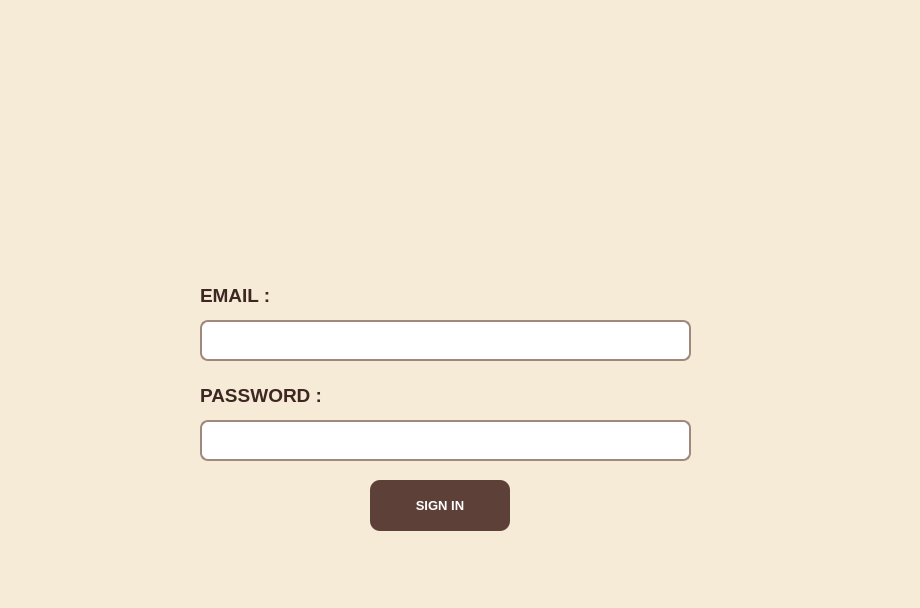
The window that login.ui (Esprit-UP-Algo/projetcpp2526-s2-2a6-smart-carpentry-workshop-mangement) describes before a commit, drawn with Qt 5.
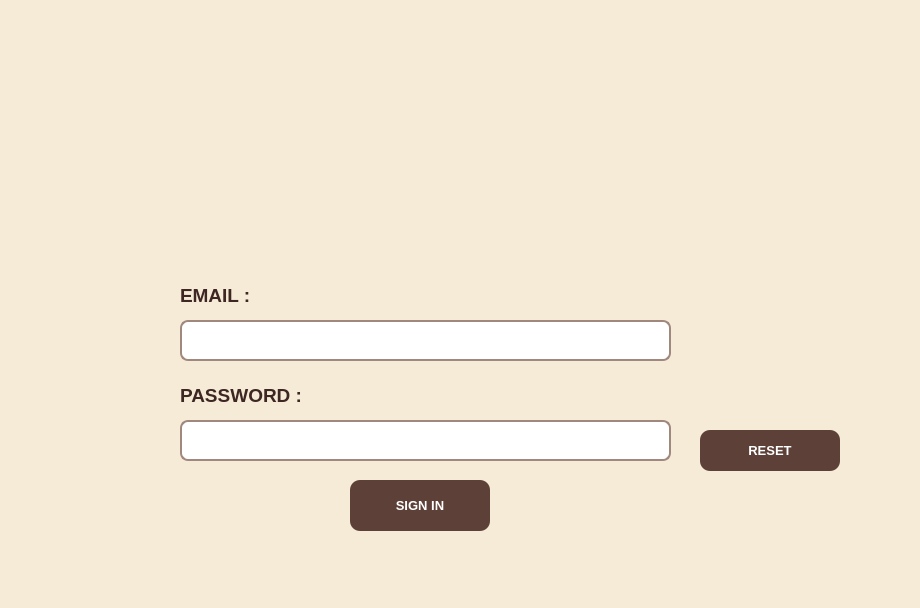
The same window after the commit. Icons and pictures are not drawn.

Diff of the .ui file:
```diff
--- a/login.ui
+++ b/login.ui
@@ -73,7 +73,7 @@
   <widget class="QLabel" name="label">
    <property name="geometry">
     <rect>
-     <x>250</x>
+     <x>230</x>
      <y>50</y>
      <width>411</width>
      <height>231</height>
@@ -86,33 +86,44 @@
     <pixmap resource="ressources.qrc">:/new/prefix1/Image2 (2).png</pixmap>
    </property>
   </widget>
-  <widget class="QLabel" name="label_2">
+  <widget class="QPushButton" name="btn_login">
    <property name="geometry">
     <rect>
-     <x>200</x>
-     <y>270</y>
-     <width>131</width>
+     <x>350</x>
+     <y>480</y>
+     <width>140</width>
      <height>51</height>
     </rect>
    </property>
+   <property name="styleSheet">
+    <string notr="true">font: 11pt &quot;Segoe UI&quot;;
+font: 700 11pt &quot;Segoe UI&quot;;</string>
+   </property>
    <property name="text">
-    <string>&lt;html&gt;&lt;head/&gt;&lt;body&gt;&lt;p&gt;&lt;span style=&quot; font-size:14pt;&quot;&gt;EMAIL :&lt;/span&gt;&lt;/p&gt;&lt;/body&gt;&lt;/html&gt;</string>
+    <string>SIGN IN</string>
    </property>
   </widget>
-  <widget class="QLineEdit" name="le_email">
+  <widget class="QPushButton" name="btn_reset">
    <property name="geometry">
     <rect>
-     <x>200</x>
-     <y>320</y>
-     <width>491</width>
+     <x>700</x>
+     <y>430</y>
+     <width>140</width>
      <height>41</height>
     </rect>
    </property>
+   <property name="styleSheet">
+    <string notr="true">font: 11pt &quot;Segoe UI&quot;;
+font: 700 11pt &quot;Segoe UI&quot;;</string>
+   </property>
+   <property name="text">
+    <string>RESET</string>
+   </property>
   </widget>
   <widget class="QLabel" name="label_3">
    <property name="geometry">
     <rect>
-     <x>200</x>
+     <x>180</x>
      <y>380</y>
      <width>171</width>
      <height>31</height>
@@ -125,28 +136,34 @@
   <widget class="QLineEdit" name="le_password">
    <property name="geometry">
     <rect>
-     <x>200</x>
+     <x>180</x>
      <y>420</y>
      <width>491</width>
      <height>41</height>
     </rect>
    </property>
   </widget>
-  <widget class="QPushButton" name="btn_login">
+  <widget class="QLabel" name="label_2">
    <property name="geometry">
     <rect>
-     <x>370</x>
-     <y>480</y>
-     <width>140</width>
+     <x>180</x>
+     <y>270</y>
+     <width>131</width>
      <height>51</height>
     </rect>
    </property>
-   <property name="styleSheet">
-    <string notr="true">font: 11pt &quot;Segoe UI&quot;;
-font: 700 11pt &quot;Segoe UI&quot;;</string>
-   </property>
    <property name="text">
-    <string>SIGN IN</string>
+    <string>&lt;html&gt;&lt;head/&gt;&lt;body&gt;&lt;p&gt;&lt;span style=&quot; font-size:14pt;&quot;&gt;EMAIL :&lt;/span&gt;&lt;/p&gt;&lt;/body&gt;&lt;/html&gt;</string>
+   </property>
+  </widget>
+  <widget class="QLineEdit" name="le_email">
+   <property name="geometry">
+    <rect>
+     <x>180</x>
+     <y>320</y>
+     <width>491</width>
+     <height>41</height>
+    </rect>
    </property>
   </widget>
  </widget>
```
